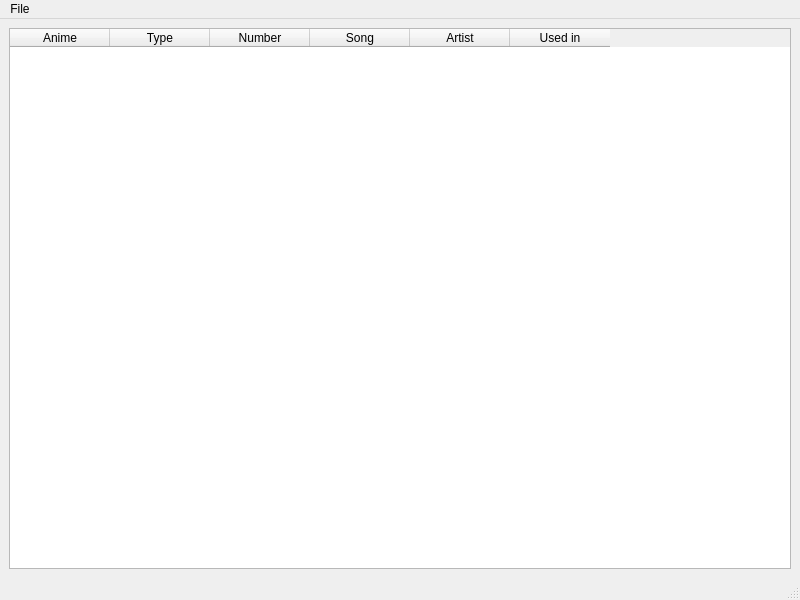
Before: the Qt Designer form src/ui/ui_main_window.ui in Sugihiru/MALSongs, drawn with Qt 5.
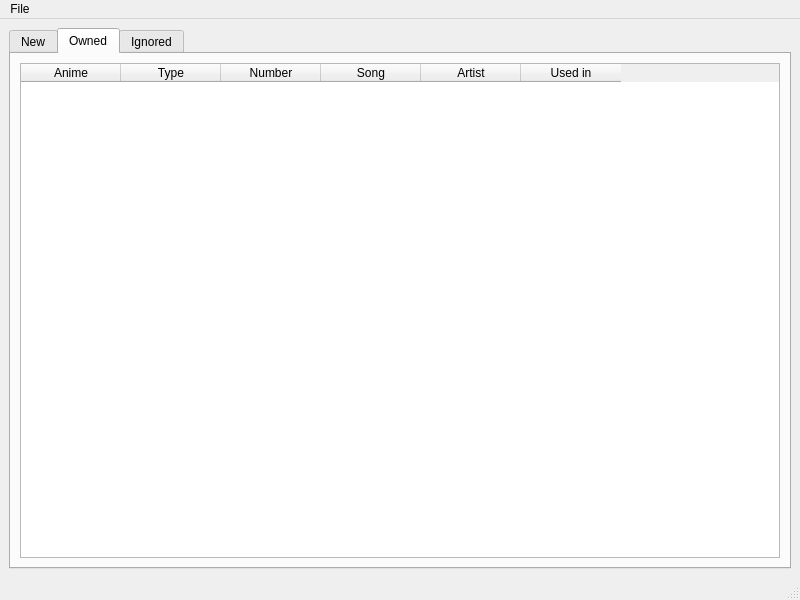
After: the same form once the commit is applied. The open tabs and pages were chosen to show the change.

Commit message: Added tabs categories for anisongs

```diff
--- a/src/ui/ui_main_window.ui
+++ b/src/ui/ui_main_window.ui
@@ -16,7 +16,17 @@
   <widget class="QWidget" name="centralwidget">
    <layout class="QVBoxLayout" name="verticalLayout">
     <item>
-     <widget class="QTableWidget" name="tableWidget">
+     <widget class="QTabWidget" name="tabWidget">
+      <property name="currentIndex">
+       <number>0</number>
+      </property>
+      <widget class="QWidget" name="newTab">
+       <attribute name="title">
+        <string>New</string>
+       </attribute>
+       <layout class="QVBoxLayout" name="verticalLayout_2">
+        <item>
+         <widget class="QTableWidget" name="newTableWidget">
       <property name="alternatingRowColors">
        <bool>true</bool>
       </property>
@@ -56,6 +66,110 @@
         <string>Used in</string>
        </property>
       </column>
+         </widget>
+        </item>
+       </layout>
+      </widget>
+      <widget class="QWidget" name="ownedTab">
+       <attribute name="title">
+        <string>Owned</string>
+       </attribute>
+       <layout class="QVBoxLayout" name="verticalLayout_3">
+        <item>
+         <widget class="QTableWidget" name="ownedTableWidget">
+          <property name="alternatingRowColors">
+           <bool>true</bool>
+          </property>
+          <property name="showGrid">
+           <bool>false</bool>
+          </property>
+          <property name="sortingEnabled">
+           <bool>true</bool>
+          </property>
+          <column>
+           <property name="text">
+            <string>Anime</string>
+           </property>
+          </column>
+          <column>
+           <property name="text">
+            <string>Type</string>
+           </property>
+          </column>
+          <column>
+           <property name="text">
+            <string>Number</string>
+           </property>
+          </column>
+          <column>
+           <property name="text">
+            <string>Song</string>
+           </property>
+          </column>
+          <column>
+           <property name="text">
+            <string>Artist</string>
+           </property>
+          </column>
+          <column>
+           <property name="text">
+            <string>Used in</string>
+           </property>
+          </column>
+         </widget>
+        </item>
+       </layout>
+      </widget>
+      <widget class="QWidget" name="ignoredTab">
+       <attribute name="title">
+        <string>Ignored</string>
+       </attribute>
+       <layout class="QVBoxLayout" name="verticalLayout_4">
+        <item>
+         <widget class="QTableWidget" name="ignoredTableWidget">
+          <property name="alternatingRowColors">
+           <bool>true</bool>
+          </property>
+          <property name="showGrid">
+           <bool>false</bool>
+          </property>
+          <property name="sortingEnabled">
+           <bool>true</bool>
+          </property>
+          <column>
+           <property name="text">
+            <string>Anime</string>
+           </property>
+          </column>
+          <column>
+           <property name="text">
+            <string>Type</string>
+           </property>
+          </column>
+          <column>
+           <property name="text">
+            <string>Number</string>
+           </property>
+          </column>
+          <column>
+           <property name="text">
+            <string>Song</string>
+           </property>
+          </column>
+          <column>
+           <property name="text">
+            <string>Artist</string>
+           </property>
+          </column>
+          <column>
+           <property name="text">
+            <string>Used in</string>
+           </property>
+          </column>
+         </widget>
+        </item>
+       </layout>
+      </widget>
      </widget>
     </item>
    </layout>
```
Lines whose indentation alone changed are shown as unchanged. The commit also changes 2 other files.
